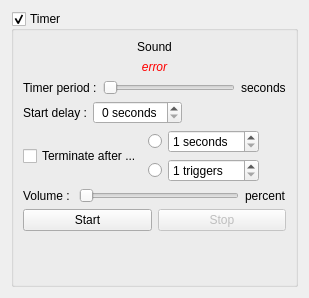
Folcogh/SC2Metro, file TimerUi.ui: the form before one commit.
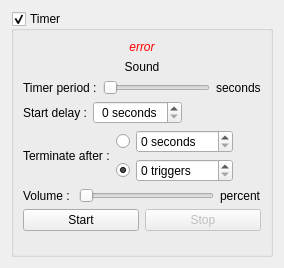
The form after the commit.

Patch:
```diff
--- a/TimerUi.ui
+++ b/TimerUi.ui
@@ -6,8 +6,8 @@
    <rect>
     <x>0</x>
     <y>0</y>
-    <width>309</width>
-    <height>298</height>
+    <width>284</width>
+    <height>268</height>
    </rect>
   </property>
   <property name="windowTitle">
@@ -23,16 +23,6 @@
       <bool>true</bool>
      </property>
      <layout class="QVBoxLayout" name="verticalLayout">
-      <item>
-       <widget class="QLabel" name="labelSound">
-        <property name="text">
-         <string>Sound</string>
-        </property>
-        <property name="alignment">
-         <set>Qt::AlignCenter</set>
-        </property>
-       </widget>
-      </item>
       <item>
        <widget class="QLabel" name="labelBroken">
         <property name="enabled">
@@ -54,6 +44,16 @@
         </property>
        </widget>
       </item>
+      <item>
+       <widget class="QLabel" name="labelSound">
+        <property name="text">
+         <string>Sound</string>
+        </property>
+        <property name="alignment">
+         <set>Qt::AlignCenter</set>
+        </property>
+       </widget>
+      </item>
       <item>
        <layout class="QHBoxLayout" name="hlayoutPeriod">
         <item>
@@ -125,9 +125,9 @@
       <item>
        <layout class="QHBoxLayout" name="hlayoutTerminate">
         <item>
-         <widget class="QCheckBox" name="checkTerminate">
+         <widget class="QLabel" name="labelTerminate">
           <property name="text">
-           <string>Terminate after ...</string>
+           <string>Terminate after :</string>
           </property>
          </widget>
         </item>
@@ -138,6 +138,9 @@
             <property name="text">
              <string/>
             </property>
+            <property name="checked">
+             <bool>false</bool>
+            </property>
             <attribute name="buttonGroup">
              <string notr="true">groupTerminate</string>
             </attribute>
@@ -148,8 +151,8 @@
             <property name="suffix">
              <string> seconds</string>
             </property>
-            <property name="minimum">
-             <number>1</number>
+            <property name="maximum">
+             <number>900</number>
             </property>
            </widget>
           </item>
@@ -158,6 +161,9 @@
             <property name="text">
              <string/>
             </property>
+            <property name="checked">
+             <bool>true</bool>
+            </property>
             <attribute name="buttonGroup">
              <string notr="true">groupTerminate</string>
             </attribute>
@@ -168,11 +174,8 @@
             <property name="suffix">
              <string> triggers</string>
             </property>
-            <property name="minimum">
-             <number>1</number>
-            </property>
             <property name="maximum">
-             <number>900</number>
+             <number>1000</number>
             </property>
            </widget>
           </item>
@@ -250,7 +253,7 @@
         <property name="sizeHint" stdset="0">
          <size>
           <width>20</width>
-          <height>40</height>
+          <height>10</height>
          </size>
         </property>
        </spacer>
```
